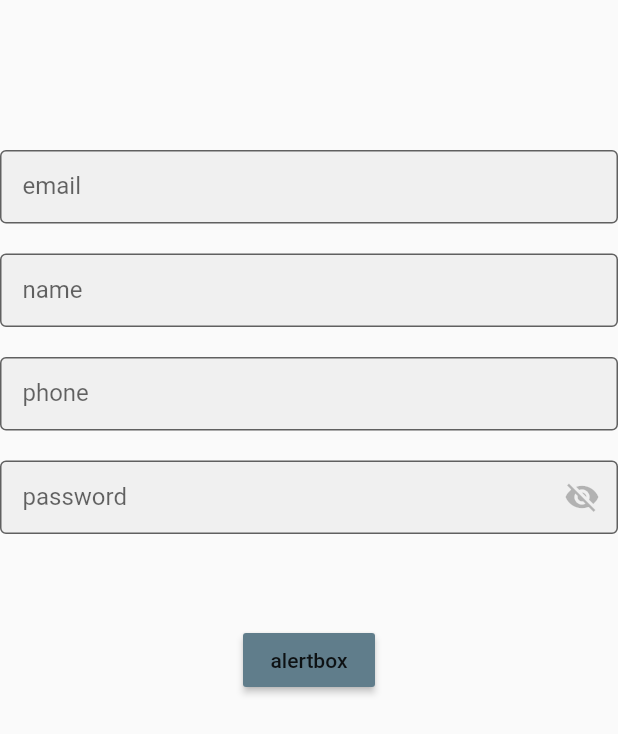
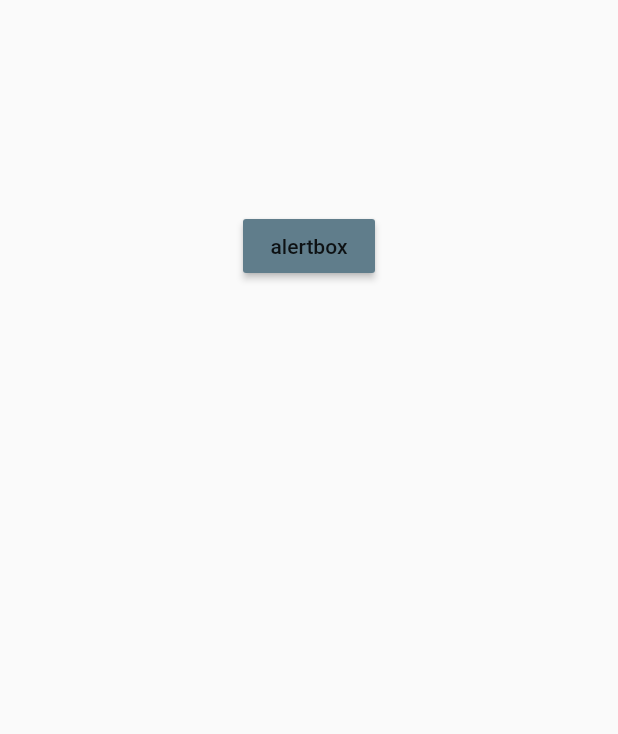
Before and after one commit to Raji48/Flutter_Reusable_Component, a Flutter app: the screen it shows after launch, on a phone screen of 412 x 824 dp. Shown: the top 734 px of the screen. Run offline on Flutter 3.47's test engine with Material 2 defaults, Android fonts, the phone set to English and light mode, and no system bars.

```diff
--- a/lib/main.dart
+++ b/lib/main.dart
@@ -61,15 +61,15 @@ class _MyHomePageState extends State<MyHomePage> {
                 //  CustomTextfield("label name", "",false, Colors.orange, Colors.green),
                 SizedBox(height: 20,),
 
-                //FloatingTextField with validator
-                MyTextFormField(emailcontroller,"email","input Text",emailField,usernameField,null,false,true,false,validateEmail, "EmailRequired", "Email not valid",),
-                SizedBox(height: 20,),
-                MyTextFormField(namecontroller,"name","",usernameField,phoneField,[WhitelistingTextInputFormatter(RegExp(r"[a-zA-Z]+|\s"))],false,false,false,validatename,"NameRequired", "",),
-                SizedBox(height: 20,),
-               MyTextFormField(phonecontroller,"phone","",phoneField,passwordField,[FilteringTextInputFormatter.digitsOnly],false,false,true,validateNumber,"phoneRequired", "Phone number not valid",),
-                SizedBox(height: 20,),
-               MyTextFormField(passwordcontroller,"password","",passwordField,confirmPasswordField,null,true,false,false,validatePassword,"PasswordRequired","Password Not Valid" ,),
-                SizedBox(height: 20,),
+               //  //FloatingTextField with validator
+               //  MyTextFormField(emailcontroller,"email","input Text",emailField,usernameField,null,false,true,false,validateEmail, "EmailRequired", "Email not valid",),
+               //  SizedBox(height: 20,),
+               //  MyTextFormField(namecontroller,"name","",usernameField,phoneField,[WhitelistingTextInputFormatter(RegExp(r"[a-zA-Z]+|\s"))],false,false,false,validatename,"NameRequired", "",),
+               //  SizedBox(height: 20,),
+               // MyTextFormField(phonecontroller,"phone","",phoneField,passwordField,[FilteringTextInputFormatter.digitsOnly],false,false,true,validateNumber,"phoneRequired", "Phone number not valid",),
+               //  SizedBox(height: 20,),
+               // MyTextFormField(passwordcontroller,"password","",passwordField,confirmPasswordField,null,true,false,false,validatePassword,"PasswordRequired","Password Not Valid" ,),
+               //  SizedBox(height: 20,),
              //   MyTextFormField("password","",confirmPasswordField,null,null,true,false,false,validateConPassword,"Reenter Password","Password Not Match" ,),
 
                 SizedBox(height: 20,),
```
Also changed, not shown: 1 other file.
